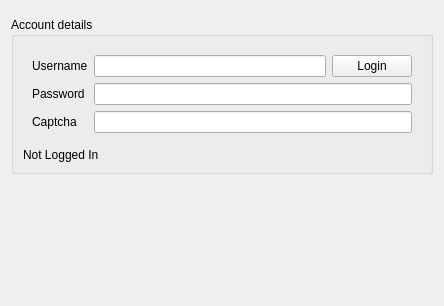
This is src/internet/vkontaktesettingspage.ui in blackjack/clementine as Qt 5 draws it before an edit. The edited form follows.
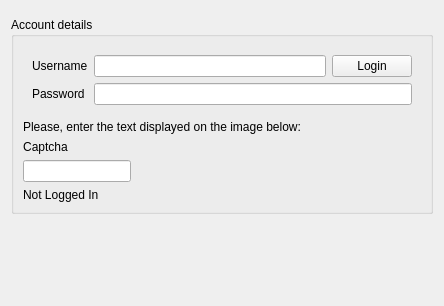
This is the edited form. Custom widgets are drawn as their Qt base class.

The edit to the form file:
```diff
--- a/src/internet/vkontaktesettingspage.ui
+++ b/src/internet/vkontaktesettingspage.ui
@@ -63,26 +63,36 @@
            </property>
           </widget>
          </item>
-         <item row="2" column="1" colspan="2">
-          <widget class="QLineEdit" name="captcha"/>
-         </item>
-         <item row="2" column="0">
-          <widget class="QLabel" name="captcha_label">
-           <property name="text">
-            <string>Captcha</string>
-           </property>
-          </widget>
-         </item>
         </layout>
        </widget>
       </item>
       <item row="1" column="0">
+       <widget class="QLabel" name="captcha_desc_label">
+        <property name="text">
+         <string>Please, enter the text displayed on the image below:</string>
+        </property>
+       </widget>
+      </item>
+      <item row="4" column="0">
        <widget class="QLabel" name="details_label">
         <property name="text">
          <string>Not Logged In</string>
         </property>
        </widget>
       </item>
+      <item row="3" column="0">
+       <widget class="QLineEdit" name="captcha"/>
+      </item>
+      <item row="2" column="0">
+       <widget class="QLabel" name="captcha_label">
+        <property name="text">
+         <string>Captcha</string>
+        </property>
+        <property name="alignment">
+         <set>Qt::AlignCenter</set>
+        </property>
+       </widget>
+      </item>
      </layout>
     </widget>
    </item>
```
